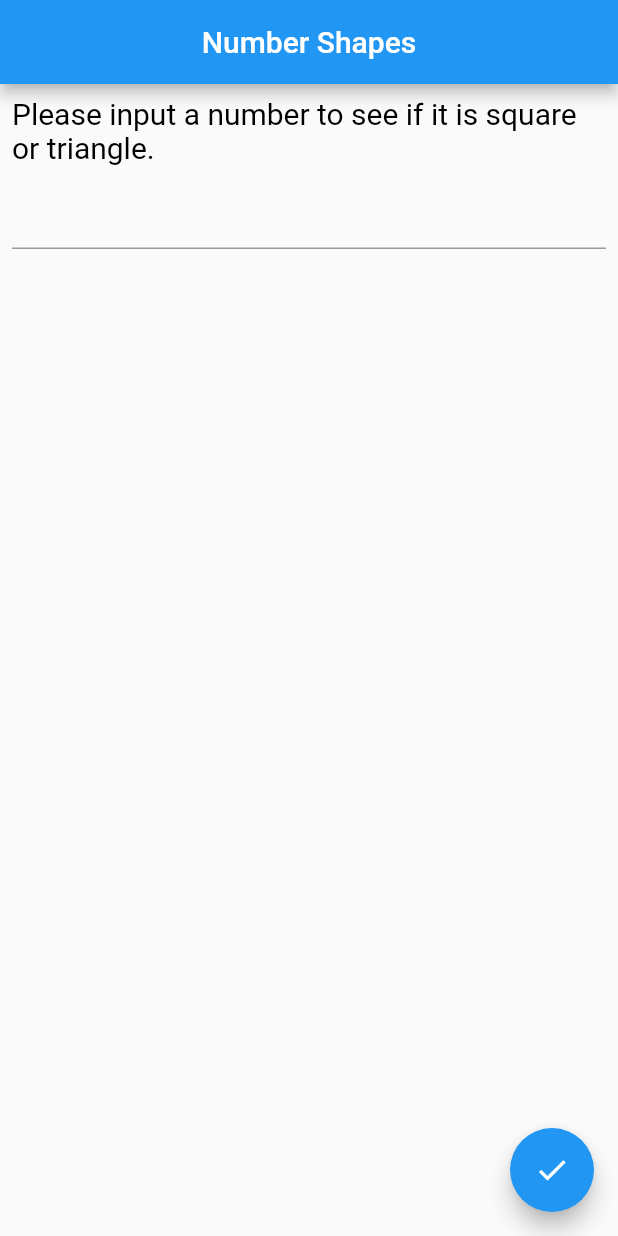
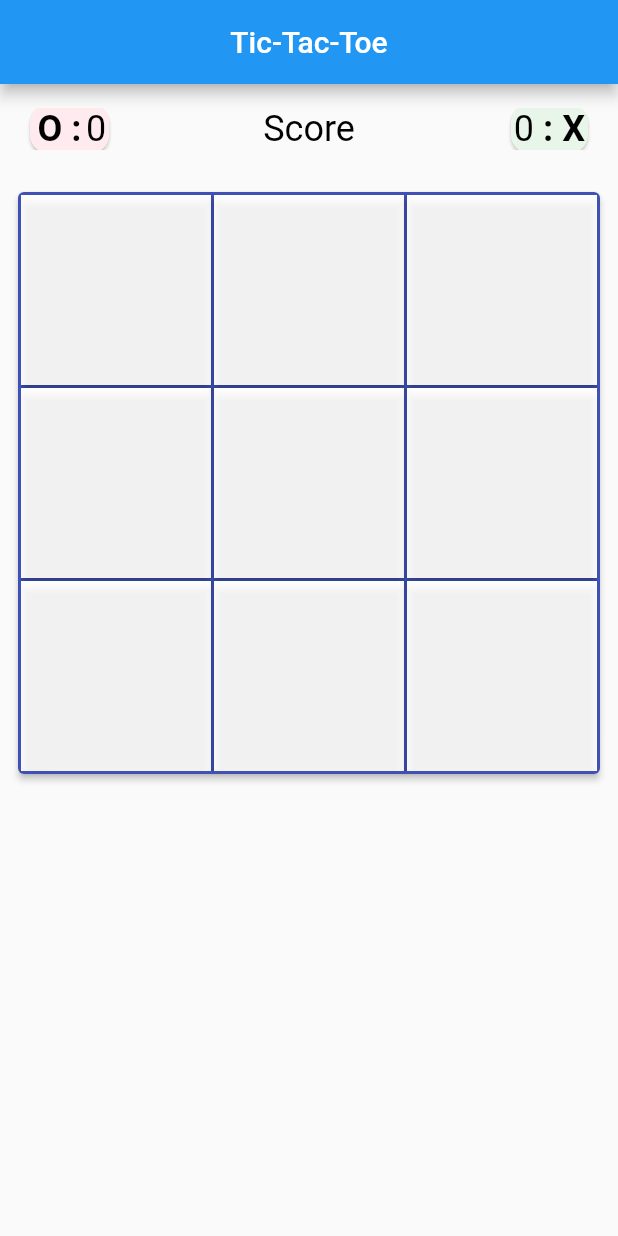
Before and after one commit to Ispas-Catalin/flutter_course_project, a Flutter app: the screen it shows after launch, on a phone screen of 412 x 824 dp. Run offline on Flutter 3.47's test engine with Material 2 defaults, Android fonts, the light colour scheme and no system bars; our stand-ins replace assets_audio_player.

Commit message:
18:27 12/8

```diff
--- a/lib/main.dart
+++ b/lib/main.dart
@@ -1,4 +1,4 @@
-import 'src/02/projects/number.shapes.dart' as app;
+import 'src/03/tic tac toe.dart' as app;
 
 void main() {
   app.main();
--- /dev/null
+++ b/lib/src/03/basic phrases.dart
@@ -0,0 +1,96 @@
+import 'package:flutter/cupertino.dart';
+import 'package:flutter/material.dart';
+import 'package:assets_audio_player/assets_audio_player.dart';
+
+
+void main() {
+  runApp(MyApp());
+}
+
+class MyApp extends StatelessWidget {
+  @override
+  Widget build(BuildContext context) {
+    return MaterialApp(
+      home: HomePage(),
+    );
+  }
+}
+
+class HomePage extends StatefulWidget {
+  @override
+  _HomePageState createState() => _HomePageState();
+}
+
+// ignore: always_specify_types
+List<String> textStrings = [
+  'Salut',
+  'Salut\n(Italiana)',
+  'Multumesc',
+  'Mulutmesc\n(Italiana)',
+  'Ma numesc',
+  'Ma numesc\n(Italiana)',
+  'La revedere',
+  'La revedere\n(Italiana)',
+];
+
+class _HomePageState extends State<HomePage>
+{
+  final AssetsAudioPlayer assetsAudioPlayer = AssetsAudioPlayer();
+
+  @override
+  Widget build(BuildContext context) {
+    return Scaffold(
+      appBar: AppBar(
+        title: const Text('Basic Phrases'),
+        centerTitle: true,
+      ),
+      body: Padding(
+        padding: const EdgeInsets.all(16.0),
+        child: Container(
+          width: MediaQuery.of(context).size.width,
+          child: GridView.builder(
+            itemCount: 8,
+            gridDelegate: const SliverGridDelegateWithFixedCrossAxisCount(
+              crossAxisCount: 2,
+              crossAxisSpacing: 16,
+              mainAxisSpacing: 16,
+              childAspectRatio: 1.4,
+            ),
+            itemBuilder: (BuildContext context, int index) {
+              return Container(
+                alignment: AlignmentDirectional.center,
+                decoration: const BoxDecoration(
+                  borderRadius: BorderRadius.all(Radius.circular(16)),
+                  color: Colors.red,
+                  gradient: LinearGradient(
+                    begin: Alignment.topRight,
+                    end: Alignment.bottomLeft,
+                    // ignore: always_specify_types
+                    colors: [Colors.blueAccent, Colors.deepPurpleAccent],
+                  ),
+                ),
+                child: MaterialButton(
+                  minWidth: double.infinity,
+                  height: double.infinity,
+                  onPressed: (){
+                    assetsAudioPlayer.open(
+                      Audio('assets/audio/ciao.mp3'),
+                    );
+                  },
+                  child: Text(
+                    '${textStrings[index]}',
+                    textAlign: TextAlign.center,
+                    style: const TextStyle(
+                      fontSize: 20,
+                      color: Colors.white,
+                    ),
+                  ),
+                ),
+              );
+            },
+          ),
+        ),
+      ),
+    );
+  }
+}
--- /dev/null
+++ b/lib/src/03/tic tac toe.dart
@@ -0,0 +1,468 @@
+import 'package:flutter/cupertino.dart';
+import 'package:flutter/material.dart';
+
+void main() {
+  runApp(MyApp());
+}
+
+class MyApp extends StatelessWidget {
+  @override
+  Widget build(BuildContext context) {
+    return MaterialApp(
+      home: HomePage(),
+    );
+  }
+}
+
+class HomePage extends StatefulWidget {
+  @override
+  _HomePageState createState() => _HomePageState();
+}
+
+String scoreO = '0';
+String scoreX = '0';
+String empty = 'assets/images/transparent.jpg';
+String announcementText = 'X won';
+int counter = 0;
+bool gameOk = true;
+bool winner, winnerOk;
+bool isVisibleButton = false;
+
+// ignore: always_specify_types
+List<String> gameImage = [
+  'assets/images/transparent.jpg',
+  'assets/images/transparent.jpg',
+  'assets/images/transparent.jpg',
+  'assets/images/transparent.jpg',
+  'assets/images/transparent.jpg',
+  'assets/images/transparent.jpg',
+  'assets/images/transparent.jpg',
+  'assets/images/transparent.jpg',
+  'assets/images/transparent.jpg',
+];
+
+// ignore: always_specify_types
+List<int> gameStage = [
+  0,
+  0,
+  0,
+  0,
+  0,
+  0,
+  0,
+  0,
+  0,
+];
+
+// ignore: always_specify_types
+List<Color> colors = [
+  Colors.white,
+  Colors.white,
+  Colors.white,
+  Colors.white,
+  Colors.white,
+  Colors.white,
+  Colors.white,
+  Colors.white,
+  Colors.white,
+];
+Color winColor = Colors.green;
+
+class _HomePageState extends State<HomePage> {
+  @override
+  Widget build(BuildContext context) {
+    return Scaffold(
+      appBar: AppBar(
+        title: const Text('Tic-Tac-Toe'),
+        centerTitle: true,
+      ),
+      body: Column(
+        children: <Widget>[
+          Padding(
+            padding: const EdgeInsets.all(16.0),
+            child: Container(
+              width: MediaQuery.of(context).size.width,
+              child: Stack(
+                alignment: AlignmentDirectional.center,
+                children: <Widget>[
+                  const Text(
+                    'Score',
+                    style: TextStyle(color: Colors.black, fontSize: 24),
+                    textAlign: TextAlign.center,
+                  ),
+                  Positioned(
+                    left: 0,
+                    child: Card(
+                      color: Colors.red[50],
+                      shape: RoundedRectangleBorder(
+                        borderRadius: BorderRadius.circular(12.0),
+                      ),
+                      child: Padding(
+                        padding: const EdgeInsets.all(2.0),
+                        child: Row(
+                          children: <Widget>[
+                            const Text(
+                              'O : ',
+                              style: TextStyle(
+                                color: Colors.black,
+                                fontSize: 24,
+                                fontWeight: FontWeight.bold,
+                              ),
+                              textAlign: TextAlign.center,
+                            ),
+                            Text(
+                              '$scoreO',
+                              style: const TextStyle(
+                                color: Colors.black,
+                                fontSize: 24,
+                              ),
+                              textAlign: TextAlign.center,
+                            ),
+                          ],
+                        ),
+                      ),
+                    ),
+                  ),
+                  Positioned(
+                    right: 0,
+                    child: Card(
+                      color: Colors.green[50],
+                      shape: RoundedRectangleBorder(
+                        borderRadius: BorderRadius.circular(12.0),
+                      ),
+                      child: Padding(
+                        padding: const EdgeInsets.all(2.0),
+                        child: Row(
+                          children: <Widget>[
+                            Text(
+                              '$scoreX',
+                              style: const TextStyle(
+                                color: Colors.black,
+                                fontSize: 24,
+                              ),
+                              textAlign: TextAlign.center,
+                            ),
+                            const Text(
+                              ' : X',
+                              style: TextStyle(
+                                color: Colors.black,
+                                fontSize: 24,
+                                fontWeight: FontWeight.bold,
+                              ),
+                              textAlign: TextAlign.center,
+                            ),
+                          ],
+                        ),
+                      ),
+                    ),
+                  ),
+                ],
+              ),
+            ),
+          ),
+          Padding(
+            padding: const EdgeInsets.all(8.0),
+            child: Container(
+              width: MediaQuery.of(context).size.width,
+              height: MediaQuery.of(context).size.width - 16,
+              child: Card(
+                color: Colors.indigo,
+                elevation: 2,
+                child: Padding(
+                  padding: const EdgeInsets.all(2.0),
+                  child: GridView.builder(
+                    itemCount: 9,
+                    gridDelegate: const SliverGridDelegateWithFixedCrossAxisCount(
+                      crossAxisCount: 3,
+                      crossAxisSpacing: 2,
+                      mainAxisSpacing: 2,
+                    ),
+                    itemBuilder: (BuildContext context, int index) {
+                      return AnimatedContainer(
+                        color: colors[index],
+                        duration: const Duration(milliseconds: 1000),
+                        child: ElevatedButton(
+                          style: ElevatedButton.styleFrom(
+                            primary: Colors.white.withOpacity(0.8),
+                            shape: RoundedRectangleBorder(borderRadius: BorderRadius.circular(0.0)),
+                          ),
+                          onPressed: () {
+                            setState(() {
+                              if (gameOk == true) {
+                                playGame(index);
+                              }
+                            });
+                          },
+                          child: Image.asset(
+                            '${gameImage[index]}',
+                          ),
+                        ),
+                      );
+                    },
+                  ),
+                ),
+              ),
+            ),
+          ),
+          Padding(
+            padding: const EdgeInsets.all(32.0),
+            child: Visibility(
+              visible: isVisibleButton,
+              child: Row(
+                mainAxisAlignment: MainAxisAlignment.center,
+                children: <Widget>[
+                  MaterialButton(
+                    onPressed: () {
+                      setState(() {
+                        resetGame();
+                      });
+                    },
+                    child: const Text(
+                      'Reset',
+                      style: TextStyle(
+                        color: Colors.black,
+                        fontSize: 24,
+                      ),
+                    ),
+                  ),
+                  const SizedBox(
+                    width: 50,
+                  ),
+                  MaterialButton(
+                    onPressed: () {
+                      setState(() {
+                        playAgain();
+                      });
+                    },
+                    child: const Text(
+                      'Play again',
+                      style: TextStyle(
+                        color: Colors.black,
+                        fontSize: 24,
+                      ),
+                    ),
+                  ),
+                ],
+              ),
+            ),
+          ),
+          Visibility(
+            visible: isVisibleButton,
+            child: Padding(
+              padding: const EdgeInsets.all(8.0),
+              child: Text(
+                '$announcementText',
+                style: const TextStyle(
+                  color: Colors.grey,
+                  fontSize: 38
+                ),
+              ),
+            ),
+          ),
+        ],
+      ),
+    );
+  }
+}
+
+void playGame(int index) {
+  if (gameImage[index] == 'assets/images/transparent.jpg') {
+    counter++;
+    gameImage[index] = getImage(counter % 2);
+    gameStage[index] = counter % 2 + 10;
+  }
+  checkGame();
+}
+
+String getImage(int state) {
+  if (state == 1) {
+    return 'assets/images/X.jpg';
+  }
+  if (state == 0) {
+    return 'assets/images/O.jpg';
+  }
+  return 'assets/images/transparent.jpg';
+}
+
+void checkGame() {
+  // ignore: prefer_final_locals, always_specify_types
+  List<int> check = [
+    gameStage[0] + gameStage[4] + gameStage[8],
+    gameStage[0] + gameStage[3] + gameStage[6],
+    gameStage[1] + gameStage[4] + gameStage[7],
+    gameStage[2] + gameStage[5] + gameStage[8],
+    gameStage[2] + gameStage[4] + gameStage[6],
+    gameStage[2] + gameStage[1] + gameStage[0],
+    gameStage[5] + gameStage[4] + gameStage[3],
+    gameStage[8] + gameStage[7] + gameStage[6],
+  ];
+  if(counter == 9){
+    gameOk=false;
+    announceWinner(-1);
+    winnerOk=false;
+  }
+  for (int i = 0; i <= 7; i++) {
+    if (check[i] == 30) {
+      gameOk = false;
+      winner = true;
+      winnerOk = true;
+      announceWinner(i);
+    }
+    if (check[i] == 33) {
+      gameOk = false;
+      winner = false;
+      winnerOk = true;
+      announceWinner(i);
+    }
+  }
+}
+
+void announceWinner(int animationType) {
+
+  if(animationType == -1)
+  {
+    announcementText = 'Tie!';
+  }
+
+  if (winnerOk == true) {
+    winnerOk = false;
+    if (!winner) {
+      scoreX = (int.tryParse(scoreX) + 1).toString();
+      winColor = Colors.green;
+      announcementText = 'X won!';
+    } else {
+      scoreO = (int.tryParse(scoreO) + 1).toString();
+      winColor = Colors.red;
+      announcementText = 'O won!';
+    }
+  }
+
+  isVisibleButton = true;
+
+  if (animationType == 0) {
+    colors[0] = winColor;
+    colors[4] = winColor;
+    colors[8] = winColor;
+  }
+  if (animationType == 1) {
+    colors[0] = winColor;
+    colors[3] = winColor;
+    colors[6] = winColor;
+  }
+  if (animationType == 2) {
+    colors[1] = winColor;
+    colors[4] = winColor;
+    colors[7] = winColor;
+  }
+  if (animationType == 3) {
+    colors[2] = winColor;
+    colors[5] = winColor;
+    colors[8] = winColor;
+  }
+  if (animationType == 4) {
+    colors[2] = winColor;
+    colors[4] = winColor;
+    colors[6] = winColor;
+  }
+  if (animationType == 5) {
+    colors[2] = winColor;
+    colors[1] = winColor;
+    colors[0] = winColor;
+  }
+  if (animationType == 6) {
+    colors[5] = winColor;
+    colors[4] = winColor;
+    colors[3] = winColor;
+  }
+  if (animationType == 7) {
+    colors[8] = winColor;
+    colors[7] = winColor;
+    colors[6] = winColor;
+  }
+}
+
+void resetGame() {
+  isVisibleButton = false;
+  // ignore: always_specify_types
+  gameImage = [
+    'assets/images/transparent.jpg',
+    'assets/images/transparent.jpg',
+    'assets/images/transparent.jpg',
+    'assets/images/transparent.jpg',
+    'assets/images/transparent.jpg',
+    'assets/images/transparent.jpg',
+    'assets/images/transparent.jpg',
+    'assets/images/transparent.jpg',
+    'assets/images/transparent.jpg',
+  ];
+  counter = 0;
+  // ignore: always_specify_types
+  gameStage = [
+    0,
+    0,
+    0,
+    0,
+    0,
+    0,
+    0,
+    0,
+    0,
+  ];
+  scoreO = '0';
+  scoreX = '0';
+  gameOk = true;
+  // ignore: always_specify_types
+  colors = [
+    Colors.white,
+    Colors.white,
+    Colors.white,
+    Colors.white,
+    Colors.white,
+    Colors.white,
+    Colors.white,
+    Colors.white,
+    Colors.white,
+  ];
+}
+
+void playAgain() {
+  isVisibleButton = false;
+  // ignore: always_specify_types
+  gameImage = [
+    'assets/images/transparent.jpg',
+    'assets/images/transparent.jpg',
+    'assets/images/transparent.jpg',
+    'assets/images/transparent.jpg',
+    'assets/images/transparent.jpg',
+    'assets/images/transparent.jpg',
+    'assets/images/transparent.jpg',
+    'assets/images/transparent.jpg',
+    'assets/images/transparent.jpg',
+  ];
+  counter = 0;
+  // ignore: always_specify_types
+  gameStage = [
+    0,
+    0,
+    0,
+    0,
+    0,
+    0,
+    0,
+    0,
+    0,
+  ];
+  gameOk = true;
+  // ignore: always_specify_types
+  colors = [
+    Colors.white,
+    Colors.white,
+    Colors.white,
+    Colors.white,
+    Colors.white,
+    Colors.white,
+    Colors.white,
+    Colors.white,
+    Colors.white,
+  ];
+}
--- a/pubspec.yaml
+++ b/pubspec.yaml
@@ -12,6 +12,7 @@ dependencies:
   keyboard_visibility: ^0.5.2
   http: ^0.12.2
   path: ^1.7.0
+  assets_audio_player: ^2.0.13
 
   flutter:
     sdk: flutter
@@ -25,3 +26,7 @@ flutter:
   uses-material-design: true
   assets:
     - assets/images/lei.jpg
+    - assets/images/X.jpg
+    - assets/images/O.jpg
+    - assets/images/transparent.jpg
+    - assets/audio/ciao.mp3
```
Also changed, not shown: assets/images/O.jpg (added), assets/images/X.jpg (added), assets/images/transparent.jpg (added), pubspec.lock, 1 other file.
